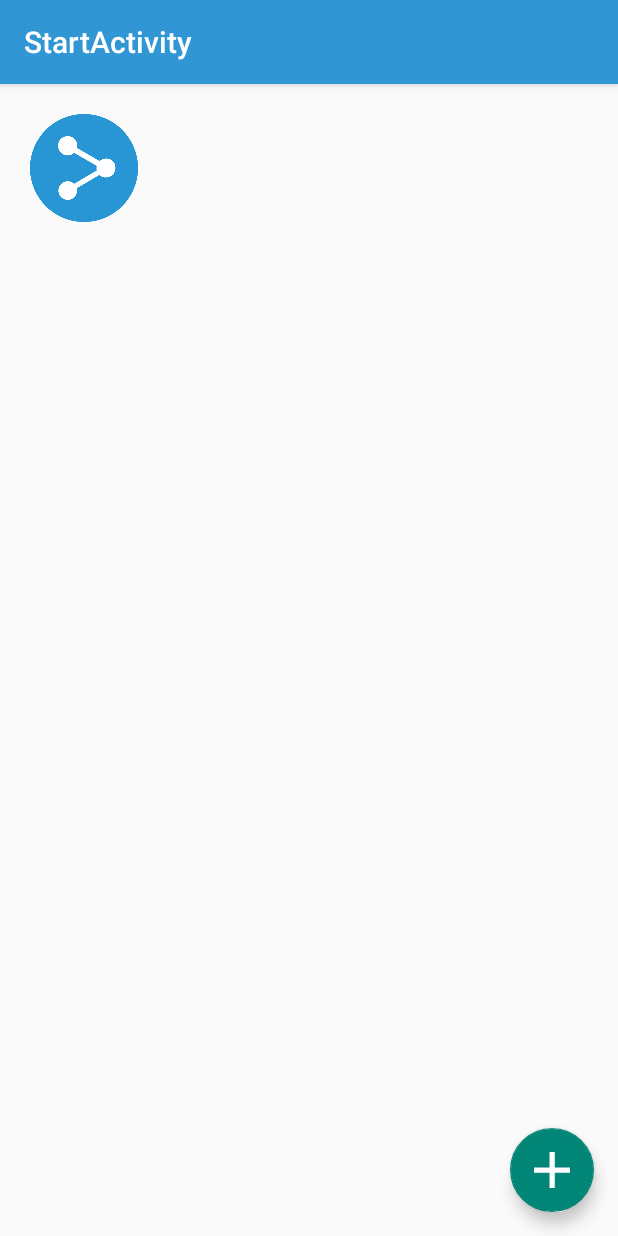
After one commit to ghatdev/Nanum-android, an Android app: the StartActivity screen opened directly, with no data from a screen before it, on a phone screen of 412 x 824 dp. The commit adds this screen. Run offline under Robolectric (Android 15) with nearby library versions, the phone set to English and light mode, and no system bars.

Commit message:
Added some functions

```diff
--- a/app/src/main/java/xyz/ghatdev/nanum/FileChooserActivity.java
+++ b/app/src/main/java/xyz/ghatdev/nanum/FileChooserActivity.java
@@ -56,6 +56,10 @@ public class FileChooserActivity extends AppCompatActivity {
                                     type = mime.getMimeTypeFromExtension(ext.toLowerCase());
                                 }
                             }
+                            if(type==null)
+                            {
+                                type="application/octet-stream";
+                            }
                             Intent service = new Intent(this, UploadService.class);
                             service.putExtra("fname", path);
                             service.putExtra("type", type);
--- a/app/src/main/java/xyz/ghatdev/nanum/MainActivity.java
+++ b/app/src/main/java/xyz/ghatdev/nanum/MainActivity.java
@@ -17,6 +17,7 @@ public class MainActivity extends AppCompatActivity {
         if(!isMyServiceRunning(this,"xyz.ghatdev.nanum.MainService")){
             startService(new Intent(this,MainService.class));
         }
+        startActivity(new Intent(this,wishare.class));
     }
 
     private boolean isMyServiceRunning(Context ctx, String s_service_name) {
--- a/app/src/main/java/xyz/ghatdev/nanum/ShareActivity.java
+++ b/app/src/main/java/xyz/ghatdev/nanum/ShareActivity.java
@@ -25,6 +25,7 @@ public class ShareActivity extends AppCompatActivity {
         type = intent.getType();
         Uri uri = (Uri) intent.getExtras().get(Intent.EXTRA_STREAM);
         file = uri.toString();
+
 
         if (file.startsWith("file:///")) {
             file = file.substring(7);
--- /dev/null
+++ b/app/src/main/java/xyz/ghatdev/nanum/StartActivity.java
@@ -0,0 +1,34 @@
+package xyz.ghatdev.nanum;
+
+import android.os.Bundle;
+import android.support.design.widget.FloatingActionButton;
+import android.support.design.widget.Snackbar;
+import android.support.v7.app.AppCompatActivity;
+import android.support.v7.widget.Toolbar;
+import android.view.View;
+import android.widget.GridView;
+
+public class StartActivity extends AppCompatActivity {
+
+    @Override
+    protected void onCreate(Bundle savedInstanceState) {
+        super.onCreate(savedInstanceState);
+        setContentView(R.layout.activity_start);
+        Toolbar toolbar = (Toolbar) findViewById(R.id.toolbar);
+        setSupportActionBar(toolbar);
+
+
+
+        FloatingActionButton fab = (FloatingActionButton) findViewById(R.id.fab);
+        fab.setOnClickListener(new View.OnClickListener() {
+            @Override
+            public void onClick(View view) {
+                Snackbar.make(view, "Replace with your own action", Snackbar.LENGTH_LONG)
+                        .setAction("Action", null).show();
+            }
+        });
+
+
+    }
+
+}
--- /dev/null
+++ b/app/src/main/res/drawable/button_round.xml
@@ -0,0 +1,5 @@
+<?xml version="1.0" encoding="utf-8"?>
+<shape xmlns:android="http://schemas.android.com/apk/res/android"
+    android:shape="ring">
+    <solid android:color="#FFFFFF"/>
+</shape>
--- /dev/null
+++ b/app/src/main/res/layout/activity_start.xml
@@ -0,0 +1,25 @@
+<?xml version="1.0" encoding="utf-8"?>
+<android.support.design.widget.CoordinatorLayout
+    xmlns:android="http://schemas.android.com/apk/res/android"
+    xmlns:app="http://schemas.android.com/apk/res-auto"
+    xmlns:tools="http://schemas.android.com/tools" android:layout_width="match_parent"
+    android:layout_height="match_parent" android:fitsSystemWindows="true"
+    tools:context="xyz.ghatdev.nanum.StartActivity">
+
+    <android.support.design.widget.AppBarLayout android:layout_height="wrap_content"
+        android:layout_width="match_parent" android:theme="@style/AppTheme.AppBarOverlay">
+
+        <android.support.v7.widget.Toolbar android:id="@+id/toolbar"
+            android:layout_width="match_parent" android:layout_height="?attr/actionBarSize"
+            android:background="?attr/colorPrimary" app:popupTheme="@style/AppTheme.PopupOverlay" />
+
+    </android.support.design.widget.AppBarLayout>
+
+    <include layout="@layout/content_start" />
+
+    <android.support.design.widget.FloatingActionButton android:id="@+id/fab"
+        android:layout_width="wrap_content" android:layout_height="wrap_content"
+        android:layout_gravity="bottom|end" android:layout_margin="@dimen/fab_margin"
+        android:src="@drawable/add186" />
+
+</android.support.design.widget.CoordinatorLayout>
--- a/app/src/main/res/layout/activity_upload_list.xml
+++ b/app/src/main/res/layout/activity_upload_list.xml
@@ -20,6 +20,6 @@
     <android.support.design.widget.FloatingActionButton android:id="@+id/fab"
         android:layout_width="wrap_content" android:layout_height="wrap_content"
         android:layout_gravity="bottom|end" android:layout_margin="@dimen/fab_margin"
-        android:src="@android:drawable/ic_dialog_email" />
+        android:src="@drawable/add186" />
 
 </android.support.design.widget.CoordinatorLayout>
--- /dev/null
+++ b/app/src/main/res/layout/content_start.xml
@@ -0,0 +1,35 @@
+<?xml version="1.0" encoding="utf-8"?>
+<RelativeLayout xmlns:android="http://schemas.android.com/apk/res/android"
+    xmlns:tools="http://schemas.android.com/tools"
+    xmlns:app="http://schemas.android.com/apk/res-auto" android:layout_width="match_parent"
+    android:layout_height="match_parent" android:paddingLeft="@dimen/activity_horizontal_margin"
+    android:paddingRight="@dimen/activity_horizontal_margin"
+    android:paddingTop="@dimen/activity_vertical_margin"
+    android:paddingBottom="@dimen/activity_vertical_margin"
+    app:layout_behavior="@string/appbar_scrolling_view_behavior"
+    tools:showIn="@layout/activity_start" tools:context="xyz.ghatdev.nanum.StartActivity">
+
+
+    <GridLayout
+        android:layout_width="match_parent"
+        android:layout_height="match_parent"
+        android:layout_alignParentTop="true"
+        android:layout_alignParentLeft="true"
+        android:layout_alignParentStart="true"
+        android:columnCount="2"
+        android:useDefaultMargins="true"
+        android:alignmentMode="alignBounds"
+        android:rowCount="10"
+        >
+
+        <ImageButton
+            android:layout_width="72dp"
+            android:layout_height="72dp"
+            android:id="@+id/imageButton"
+            android:layout_row="7"
+            android:layout_column="0"
+            android:src="@drawable/icon1"
+            android:scaleType="centerCrop"
+            android:background="@drawable/button_round"/>
+    </GridLayout>
+</RelativeLayout>
--- a/app/src/main/res/values/strings.xml
+++ b/app/src/main/res/values/strings.xml
@@ -40,4 +40,5 @@
     <string name="qmenu_title">Nanum</string>
     <string name="qmenu_text">퀵메뉴를 실행하려면 클릭하세요</string>
     <string name="title_activity_upload_list">UploadListActivity</string>
+    <string name="title_activity_start">StartActivity</string>
 </resources>
--- a/app/src/main/res/values/styles.xml
+++ b/app/src/main/res/values/styles.xml
@@ -11,5 +11,12 @@
     </style>
     <style name="AppTheme.AppBarOverlay" parent="ThemeOverlay.AppCompat.Dark.ActionBar" />
     <style name="AppTheme.PopupOverlay" parent="ThemeOverlay.AppCompat.Light" />
-
+    <style name="AppTheme.Dialog" parent="Theme.AppCompat.Light">
+        <item name="android:windowNoTitle">true</item>
+        <item name="android:windowFrame">@null</item>
+        <item name="android:windowIsFloating">true</item>
+        <item name="android:windowContentOverlay">@null</item>
+        <item name="android:maxWidth">600dp</item>
+        <item name="android:windowAnimationStyle">@android:style/Animation.Dialog</item>
+    </style>
 </resources>
```
Also changed, not shown: app/build.gradle (+4 -4 lines), app/src/main/AndroidManifest.xml (+19 -4 lines), app/src/main/java/xyz/ghatdev/nanum/SaveActivity.java (deleted, +0 -99 lines), app/src/main/java/xyz/ghatdev/nanum/wishare.java (added, +13 -0 lines), app/src/main/res/layout/activity_wishare.xml (added, +10 -0 lines), 1 other file.
